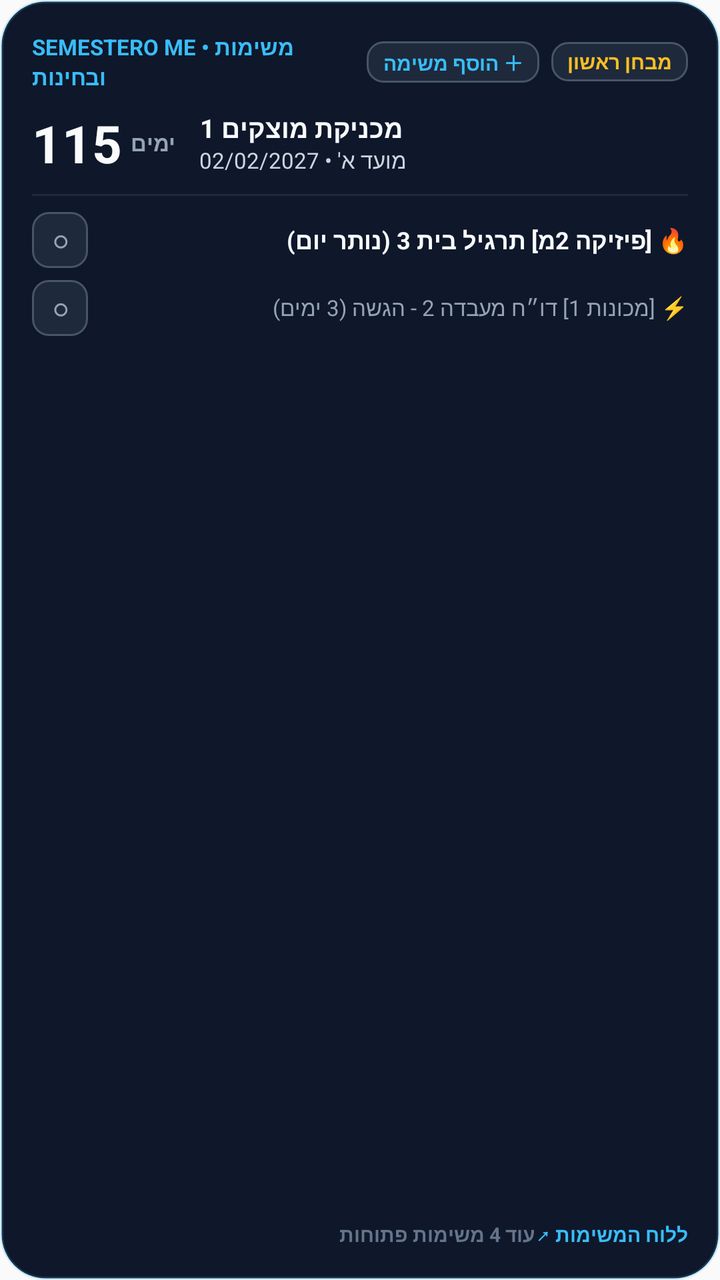
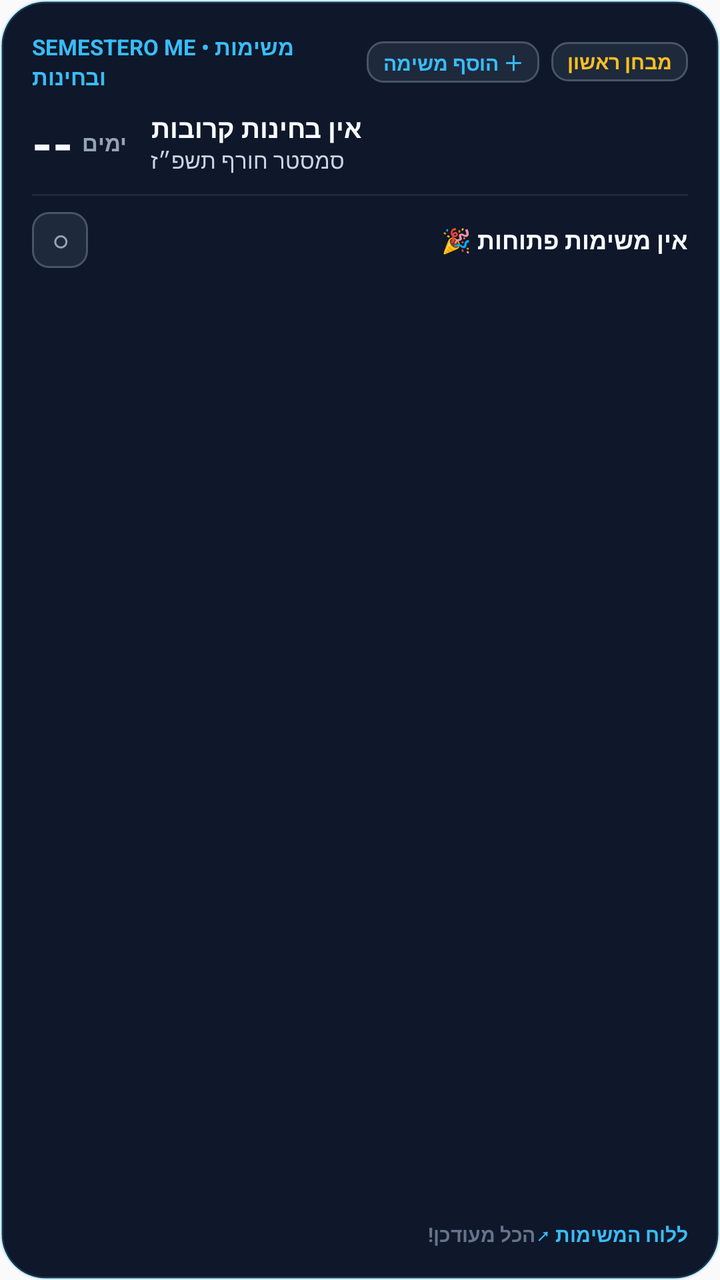

The first picture is an Android layout as it rendered before a commit; the second is the same layout after the commit. The layout source and the unified diff follow.
<!-- AndroidManifest.xml: application theme AppTheme -->
<!-- res/layout/widget_tasks_exam.xml -->
<?xml version="1.0" encoding="utf-8"?>
<LinearLayout xmlns:android="http://schemas.android.com/apk/res/android"
    android:id="@+id/widget_tasks_root"
    android:layout_width="match_parent"
    android:layout_height="match_parent"
    android:background="@drawable/widget_card_bg"
    android:orientation="vertical"
    android:padding="16dp">

    
    <LinearLayout
        android:layout_width="match_parent"
        android:layout_height="wrap_content"
        android:orientation="horizontal"
        android:gravity="center_vertical">

        <TextView
            android:layout_width="0dp"
            android:layout_height="wrap_content"
            android:layout_weight="1"
            android:text="SEMESTERO ME • משימות ובחינות"
            android:textColor="#38bdf8"
            android:textSize="11sp"
            android:textStyle="bold" />

        <TextView
            android:id="@+id/btn_widget_add_task"
            android:layout_width="wrap_content"
            android:layout_height="wrap_content"
            android:layout_marginEnd="6dp"
            android:background="@drawable/widget_badge_bg"
            android:paddingLeft="8dp"
            android:paddingRight="8dp"
            android:paddingTop="3dp"
            android:paddingBottom="3dp"
            android:text="＋ הוסף משימה"
            android:textColor="#38bdf8"
            android:textSize="10sp"
            android:textStyle="bold" />

        <TextView
            android:id="@+id/widget_exam_countdown_badge"
            android:layout_width="wrap_content"
            android:layout_height="wrap_content"
            android:background="@drawable/widget_badge_bg"
            android:paddingLeft="8dp"
            android:paddingRight="8dp"
            android:paddingTop="3dp"
            android:paddingBottom="3dp"
            android:text="מבחן ראשון"
            android:textColor="#fbbf24"
            android:textSize="10sp"
            android:textStyle="bold" />
    </LinearLayout>

    
    <LinearLayout
        android:layout_width="match_parent"
        android:layout_height="wrap_content"
        android:layout_marginTop="8dp"
        android:orientation="horizontal"
        android:gravity="center_vertical">

        <TextView
            android:id="@+id/widget_exam_huge_days"
            android:layout_width="wrap_content"
            android:layout_height="wrap_content"
            android:text="115"
            android:textColor="#f8fafc"
            android:textSize="26sp"
            android:textStyle="bold" />

        <TextView
            android:layout_width="wrap_content"
            android:layout_height="wrap_content"
            android:layout_marginStart="4dp"
            android:text="ימים"
            android:textColor="#94a3b8"
            android:textSize="11sp"
            android:textStyle="bold" />

        <LinearLayout
            android:layout_width="0dp"
            android:layout_height="wrap_content"
            android:layout_weight="1"
            android:layout_marginStart="12dp"
            android:orientation="vertical">

            <TextView
                android:id="@+id/widget_exam_title"
                android:layout_width="wrap_content"
                android:layout_height="wrap_content"
                android:text="מכניקת מוצקים 1"
                android:textColor="#f8fafc"
                android:textSize="13sp"
                android:textStyle="bold"
                android:maxLines="1"
                android:ellipsize="end" />

            <TextView
                android:id="@+id/widget_exam_sub"
                android:layout_width="wrap_content"
                android:layout_height="wrap_content"
                android:text="מועד א' • 02/02/2027"
                android:textColor="#cbd5e1"
                android:textSize="11sp" />
        </LinearLayout>
    </LinearLayout>

    
    <FrameLayout
        android:layout_width="match_parent"
        android:layout_height="1dp"
        android:layout_marginTop="8dp"
        android:layout_marginBottom="8dp"
        android:background="#1e293b" />

    
    <LinearLayout
        android:layout_width="match_parent"
        android:layout_height="wrap_content"
        android:orientation="vertical">

        
        <LinearLayout
            android:id="@+id/widget_task_row_1"
            android:layout_width="match_parent"
            android:layout_height="wrap_content"
            android:gravity="center_vertical"
            android:orientation="horizontal">

            <TextView
                android:id="@+id/btn_complete_task_1"
                android:layout_width="28dp"
                android:layout_height="28dp"
                android:background="@drawable/widget_badge_bg"
                android:gravity="center"
                android:text="○"
                android:textColor="#94a3b8"
                android:textSize="14sp"
                android:textStyle="bold" />

            <TextView
                android:id="@+id/widget_task_item_1"
                android:layout_width="0dp"
                android:layout_height="wrap_content"
                android:layout_weight="1"
                android:layout_marginLeft="8dp"
                android:text="🔥 [פיזיקה 2מ] תרגיל בית 3 (נותר יום)"
                android:textColor="#f8fafc"
                android:textSize="12sp"
                android:textStyle="bold"
                android:maxLines="1"
                android:ellipsize="end" />
        </LinearLayout>

        
        <LinearLayout
            android:id="@+id/widget_task_row_2"
            android:layout_width="match_parent"
            android:layout_height="wrap_content"
            android:layout_marginTop="6dp"
            android:gravity="center_vertical"
            android:orientation="horizontal">

            <TextView
                android:id="@+id/btn_complete_task_2"
                android:layout_width="28dp"
                android:layout_height="28dp"
                android:background="@drawable/widget_badge_bg"
                android:gravity="center"
                android:text="○"
                android:textColor="#94a3b8"
                android:textSize="14sp"
                android:textStyle="bold" />

            <TextView
                android:id="@+id/widget_task_item_2"
                android:layout_width="0dp"
                android:layout_height="wrap_content"
                android:layout_weight="1"
                android:layout_marginLeft="8dp"
                android:text="⚡ [מכונות 1] דו״ח מעבדה 2 - הגשה (3 ימים)"
                android:textColor="#94a3b8"
                android:textSize="11sp"
                android:maxLines="1"
                android:ellipsize="end" />
        </LinearLayout>
    </LinearLayout>

    
    <FrameLayout
        android:layout_width="match_parent"
        android:layout_height="0dp"
        android:layout_weight="1" />

    
    <LinearLayout
        android:layout_width="match_parent"
        android:layout_height="wrap_content"
        android:orientation="horizontal"
        android:gravity="center_vertical">

        <TextView
            android:id="@+id/widget_tasks_count_summary"
            android:layout_width="0dp"
            android:layout_height="wrap_content"
            android:layout_weight="1"
            android:text="עוד 4 משימות פתוחות"
            android:textColor="#64748b"
            android:textSize="10sp"
            android:textStyle="bold" />

        <TextView
            android:layout_width="wrap_content"
            android:layout_height="wrap_content"
            android:text="ללוח המשימות ↗"
            android:textColor="#38bdf8"
            android:textSize="10sp"
            android:textStyle="bold" />
    </LinearLayout>
</LinearLayout>
<!-- resources referenced by this layout -->
<resources>
  <!-- drawable widget_badge_bg (drawable) -->
  <?xml version="1.0" encoding="utf-8"?>
  <shape xmlns:android="http://schemas.android.com/apk/res/android"
      android:shape="rectangle">
      <solid android:color="#1e293b" />
      <corners android:radius="8dp" />
      <stroke
          android:width="1dp"
          android:color="#475569" />
  </shape>
  <!-- drawable widget_card_bg (drawable) -->
  <?xml version="1.0" encoding="utf-8"?>
  <shape xmlns:android="http://schemas.android.com/apk/res/android"
      android:shape="rectangle">
      <solid android:color="#0f172a" />
      <corners android:radius="22dp" />
      <stroke
          android:width="1.5dp"
          android:color="#3338bdf8" />
  </shape>
  <style name="AppTheme" parent="Theme.AppCompat.Light.DarkActionBar">
          
          <item name="colorPrimary">@color/colorPrimary</item>
          <item name="colorPrimaryDark">@color/colorPrimaryDark</item>
          <item name="colorAccent">@color/colorAccent</item>
      </style>
</resources>

<!-- the commit's change to res/layout/widget_tasks_exam.xml (unified diff, before → after) -->
@@ -65,7 +65,7 @@
             android:id="@+id/widget_exam_huge_days"
             android:layout_width="wrap_content"
             android:layout_height="wrap_content"
-            android:text="115"
+            android:text="--"
             android:textColor="#f8fafc"
             android:textSize="26sp"
             android:textStyle="bold" />
@@ -90,7 +90,7 @@
                 android:id="@+id/widget_exam_title"
                 android:layout_width="wrap_content"
                 android:layout_height="wrap_content"
-                android:text="מכניקת מוצקים 1"
+                android:text="אין בחינות קרובות"
                 android:textColor="#f8fafc"
                 android:textSize="13sp"
                 android:textStyle="bold"
@@ -101,7 +101,7 @@
                 android:id="@+id/widget_exam_sub"
                 android:layout_width="wrap_content"
                 android:layout_height="wrap_content"
-                android:text="מועד א' • 02/02/2027"
+                android:text="סמסטר חורף תשפ״ז"
                 android:textColor="#cbd5e1"
                 android:textSize="11sp" />
         </LinearLayout>
@@ -146,7 +146,7 @@
                 android:layout_height="wrap_content"
                 android:layout_weight="1"
                 android:layout_marginLeft="8dp"
-                android:text="🔥 [פיזיקה 2מ] תרגיל בית 3 (נותר יום)"
+                android:text="אין משימות פתוחות 🎉"
                 android:textColor="#f8fafc"
                 android:textSize="12sp"
                 android:textStyle="bold"
@@ -160,6 +160,7 @@
             android:layout_width="match_parent"
             android:layout_height="wrap_content"
             android:layout_marginTop="6dp"
+            android:visibility="gone"
             android:gravity="center_vertical"
             android:orientation="horizontal">
 
@@ -180,7 +181,7 @@
                 android:layout_height="wrap_content"
                 android:layout_weight="1"
                 android:layout_marginLeft="8dp"
-                android:text="⚡ [מכונות 1] דו״ח מעבדה 2 - הגשה (3 ימים)"
+                android:text=""
                 android:textColor="#94a3b8"
                 android:textSize="11sp"
                 android:maxLines="1"
@@ -206,7 +207,7 @@
             android:layout_width="0dp"
             android:layout_height="wrap_content"
             android:layout_weight="1"
-            android:text="עוד 4 משימות פתוחות"
+            android:text="הכל מעודכן!"
             android:textColor="#64748b"
             android:textSize="10sp"
             android:textStyle="bold" />
